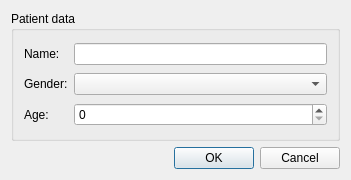
Before: the Qt Designer form non_contact_tremor/patient.ui in oliveirafhm/NCCSystem, drawn with Qt 5.
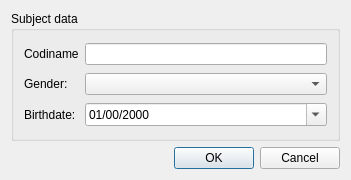
After: the same form once the commit is applied.

Diff of the .ui file:
```diff
--- a/non_contact_tremor/patient.ui
+++ b/non_contact_tremor/patient.ui
@@ -20,7 +20,7 @@
    <item row="0" column="0">
     <widget class="QGroupBox" name="groupBox">
      <property name="title">
-      <string>Patient data</string>
+      <string>Subject data</string>
      </property>
      <layout class="QGridLayout" name="gridLayout_2">
       <property name="leftMargin">
@@ -38,7 +38,7 @@
       <item row="0" column="0">
        <widget class="QLabel" name="label">
         <property name="text">
-         <string>Name:</string>
+         <string>Codiname</string>
         </property>
        </widget>
       </item>
@@ -83,12 +83,29 @@
       <item row="2" column="0">
        <widget class="QLabel" name="label_3">
         <property name="text">
-         <string>Age:</string>
+         <string>Birthdate:</string>
         </property>
        </widget>
       </item>
       <item row="2" column="1">
-       <widget class="QSpinBox" name="ageSpinBox"/>
+       <widget class="QDateEdit" name="dateEdit">
+        <property name="dateTime">
+         <datetime>
+          <hour>0</hour>
+          <minute>0</minute>
+          <second>0</second>
+          <year>2000</year>
+          <month>1</month>
+          <day>1</day>
+         </datetime>
+        </property>
+        <property name="displayFormat">
+         <string>dd/mm/yyyy</string>
+        </property>
+        <property name="calendarPopup">
+         <bool>true</bool>
+        </property>
+       </widget>
       </item>
      </layout>
     </widget>
```
